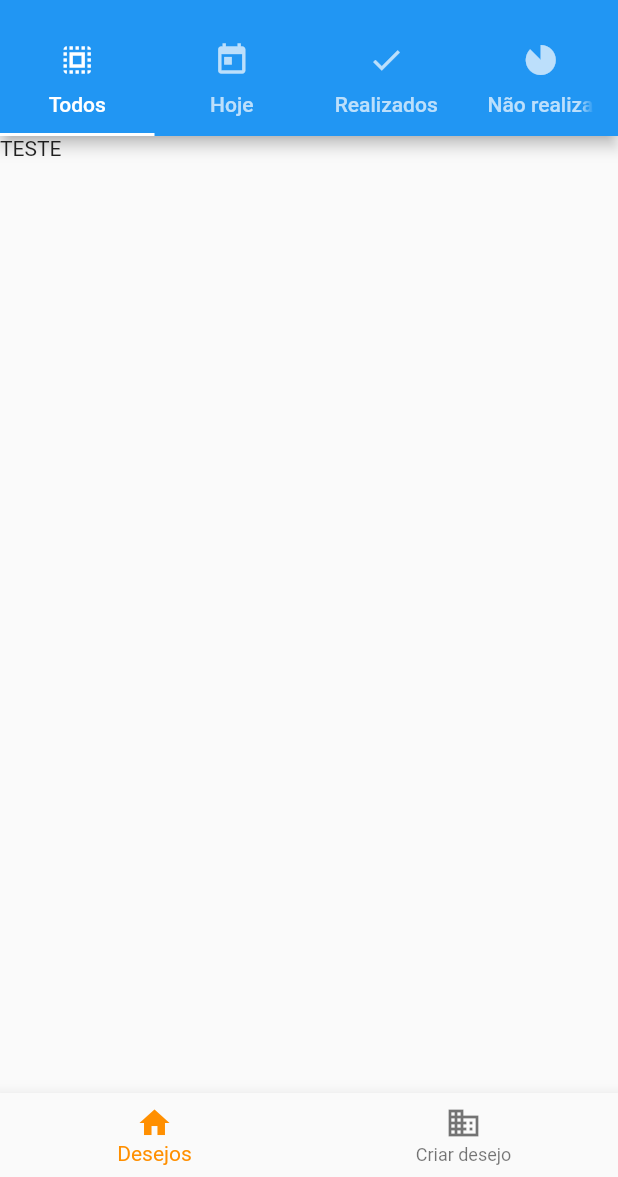
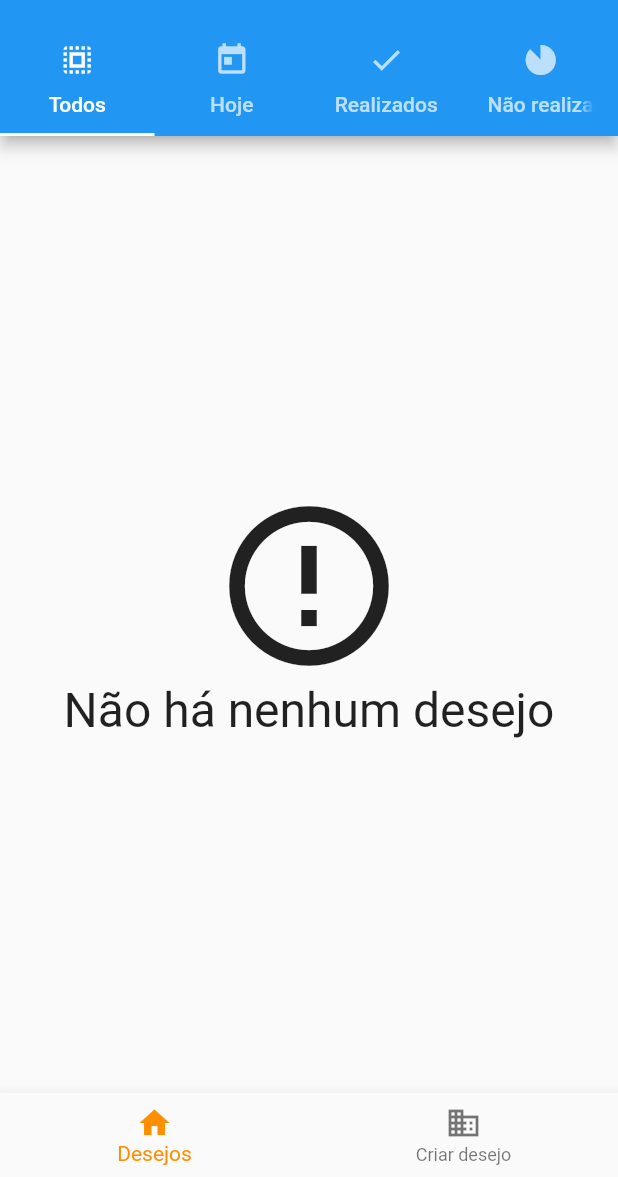
Before and after one commit to Adriano-Ivan/registrador_de_desejos, a Flutter app: the screen it shows after launch, on a phone screen of 412 x 824 dp, the part 59-1236 px from its top. Run offline on Flutter 3.47's test engine with Material 2 defaults, Android fonts, the phone set to English and light mode, and no system bars; our stand-ins replace flutter_colorpicker, sqflite; accounts and stored records are empty.

Commit message:
começando operações de CRUD

```diff
--- /dev/null
+++ b/lib/data/models/desire.dart
@@ -0,0 +1,14 @@
+
+
+class Desire {
+
+  int? id;
+  String title;
+  String description;
+  int desireNumber;
+  String desireColor;
+  bool accomplishedDesire;
+
+  Desire({this.id,required this.title, required this.description, required this.desireNumber,
+           required this.desireColor, required this.accomplishedDesire });
+}
--- /dev/null
+++ b/lib/data/services/desire_dao.dart
@@ -0,0 +1,106 @@
+
+
+import 'package:registrador_de_desejos/data/database.dart';
+import 'package:registrador_de_desejos/data/models/desire.dart';
+import "package:sqflite/sqflite.dart";
+
+class DesireDAO {
+  static const String tableSql = "CREATE TABLE $_tableName("
+      "$_id INTEGER NOT NULL PRIMARY KEY, "
+      "$_title VARCHAR(50), "
+      "$_description VARCHAR(256), "
+      "$_desireNumber INTEGER, "
+      "$_desireColor VARCHAR(10), "
+      "$_accomplishedDesire INTEGER)";
+
+  static const String _tableName = "desires_table";
+
+  static const String _id = "id";
+  static const String _title = "title";
+  static const String _description = "description";
+  static const String _desireNumber = "desire_number";
+  static const String _desireColor = "desire_color";
+  static const String _accomplishedDesire = "accomplished_desire";
+
+  save(Desire desire) async {
+    final Database database = await getDatabase();
+    var itemExists = await find(desire.id);
+    Map<String, dynamic> desireMap = toMap(desire);
+
+    if(itemExists == null ){
+      return await database.insert(_tableName, desireMap);
+    } else {
+      return await database.update(
+        _tableName,
+        desireMap,
+        where: "$_id = ?",
+        whereArgs: [desire.id]
+      );
+    }
+  }
+
+  Future<Desire?> find(int? id) async{
+    if(id == null){
+      return null;
+    }
+
+    final Database database = await getDatabase();
+
+    final List<Map<String, dynamic>> result  = await database
+        .query(_tableName, where: "$_id = ?", whereArgs: [id]);
+
+    if(result.length == 0){
+      return null;
+    }
+
+    return toObject(result[0]);
+  }
+
+  Future<List<Desire>> findAll() async {
+    final Database database = await getDatabase();
+    final List<Map<String, dynamic>> result = await database.query(_tableName);
+
+    return toList(result);
+  }
+
+  delete(int id) async {
+    final Database database = await getDatabase();
+    return await database.delete(
+      _tableName,
+      where: "$_id = ?",
+      whereArgs: [id],
+    );
+  }
+
+  List<Desire> toList(List<Map<String, dynamic>> mapDesires){
+    final List<Desire> desires = [];
+    for(Map<String, dynamic> row in mapDesires){
+
+      final Desire desire = toObject(row);
+      desires.add(desire);
+    }
+
+    return desires;
+  }
+
+  Desire toObject(Map<String, dynamic> mapDesire){
+    return Desire(
+      title: mapDesire[_title],
+      description: mapDesire[_description],
+      desireColor: mapDesire[_desireColor],
+      desireNumber: mapDesire[_desireNumber],
+      accomplishedDesire: mapDesire[_accomplishedDesire] == 1? true : false
+    );
+  }
+
+  Map<String, dynamic> toMap(Desire desire){
+    final Map<String, dynamic> mapDesire = Map();
+    mapDesire[_title] = desire.title;
+    mapDesire[_desireNumber] = desire.desireNumber;
+    mapDesire[_desireColor]  = desire.desireColor;
+    mapDesire[_accomplishedDesire] = desire.accomplishedDesire ? 1 : 0;
+    mapDesire[_description] = desire.description;
+
+    return mapDesire;
+  }
+}
--- a/lib/pages/home_screen.dart
+++ b/lib/pages/home_screen.dart
@@ -3,6 +3,7 @@
 import 'package:flutter/material.dart';
 import 'package:registrador_de_desejos/pages/widgets/app_bottom_navigation_bar.dart';
 import 'package:registrador_de_desejos/pages/widgets/app_drawer.dart';
+import 'package:registrador_de_desejos/pages/widgets/desires/all_desires.dart';
 
 class HomeScreen extends StatefulWidget{
 
@@ -45,7 +46,7 @@ class _HomeScreen extends State<HomeScreen>{
           ),
           body:TabBarView(
             children: [
-              Text("TESTE"),
+              AllDesires(),
               Text("TESTE 1"),
               Text("TESTE 2"),
               Text("TESTE33 33"),
--- /dev/null
+++ b/lib/pages/widgets/desires/all_desires.dart
@@ -0,0 +1,91 @@
+
+import 'package:flutter/material.dart';
+import "package:provider/provider.dart";
+import 'package:flutter/cupertino.dart';
+import 'package:registrador_de_desejos/data/models/desire.dart';
+import 'package:registrador_de_desejos/data/services/desire_dao.dart';
+import 'package:registrador_de_desejos/pages/widgets/desires/desire_item.dart';
+
+class AllDesires extends StatefulWidget{
+
+  @override
+  _AllDesires createState() => _AllDesires();
+}
+
+class _AllDesires extends State<AllDesires>{
+  bool showDesires = false;
+
+  @override
+  Widget build(BuildContext context){
+
+    return FutureBuilder(
+        future: DesireDAO().findAll(),
+        builder: (context, snapshot){
+          List<Desire>? items = snapshot.data;
+          switch(snapshot.connectionState){
+            case ConnectionState.none:
+              return Center(
+                child: Column(
+                  children: const [
+                    CircularProgressIndicator(),
+                    Text('Carregando'),
+                  ],
+                ),
+              );
+            case ConnectionState.waiting:
+              return Center(
+                child: Column(
+                  children: const [
+                    CircularProgressIndicator(),
+                    Text('Carregando'),
+                  ],
+                ),
+              );
+            case ConnectionState.active:
+              return Center(
+                child: Column(
+                  children: const [
+                    CircularProgressIndicator(),
+                    Text('Carregando'),
+                  ],
+                ),
+              );
+            case ConnectionState.done:
+              if (snapshot.hasData && items != null) {
+                if (items.isNotEmpty) {
+                  return ListView.builder(
+                      itemCount: items.length,
+                      itemBuilder: (BuildContext context, int index) {
+
+                        final Desire desire = items[index];
+
+                        return DesireItem(
+                          title: desire.title,
+                          accomplished: desire.accomplishedDesire,
+                        );
+                      });
+                }
+                return Center(
+                    child: Column(
+                      mainAxisAlignment: MainAxisAlignment.center,
+
+                      crossAxisAlignment: CrossAxisAlignment.center,
+
+                      children: const [
+                        Icon(
+                          Icons.error_outline,
+                          size: 128,
+                        ),
+                        Text(
+                          "Não há nenhum desejo",
+                          style: TextStyle(fontSize: 32),
+                        ),
+                      ],
+                    ));
+              }
+          }
+          return const Text('Erro desconhecido');
+        }
+    );
+  }
+}
```
Also changed, not shown: lib/data/database.dart (added, +10 -0 lines), lib/pages/form_desire.dart (+47 -7 lines), lib/pages/widgets/desires/desire_item.dart (added, +27 -0 lines).
